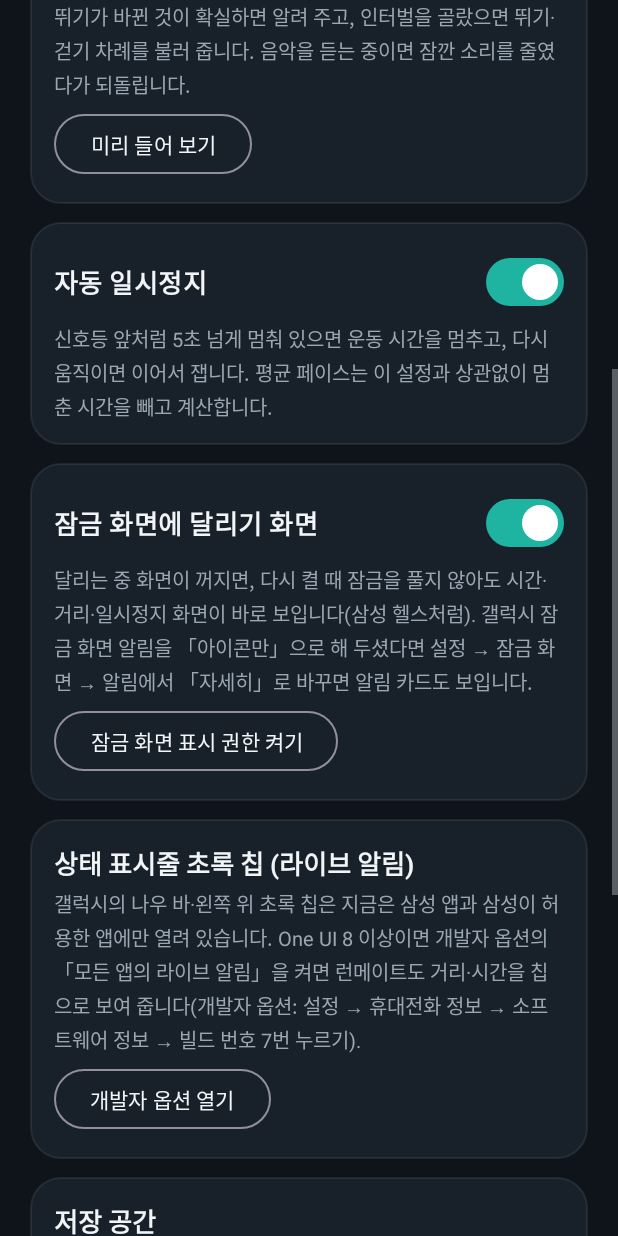
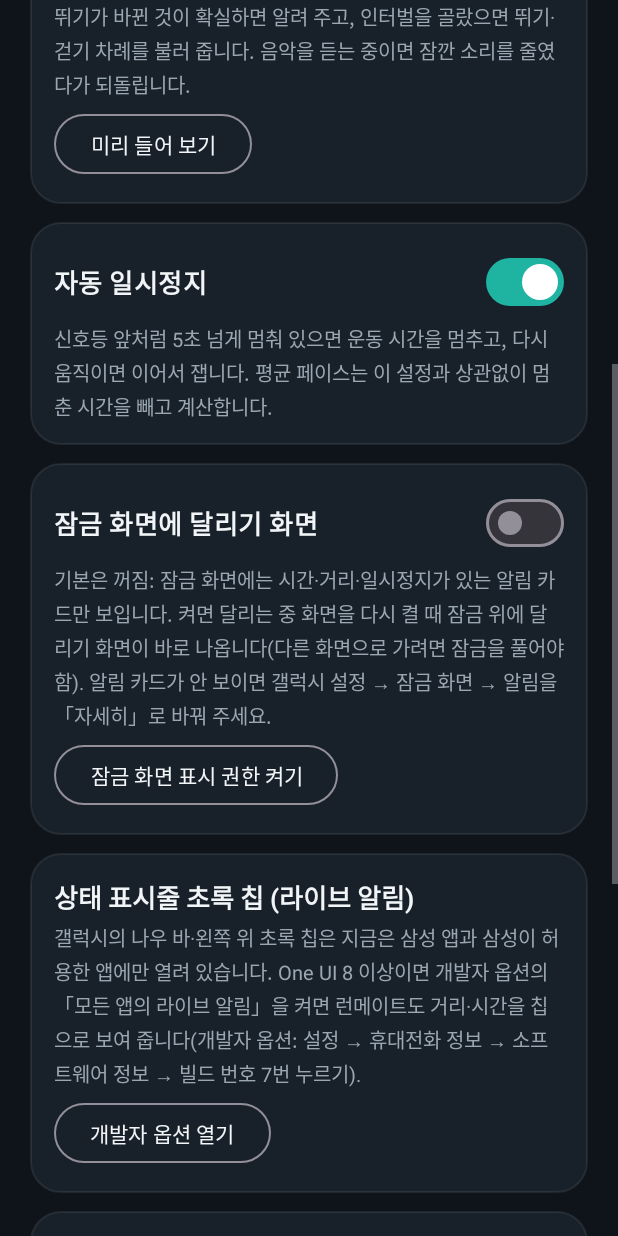
Before and after one commit to sby1234-ai/runmate, an Android app: the SettingsActivity screen opened directly, with no data from a screen before it, scrolled down 576 dp, on a phone screen of 412 x 824 dp. Run offline under Robolectric (Android 15) with nearby library versions, the phone set to English and light mode, and no system bars; network calls fail.

Commit message:
잠금 화면 위 앱 화면은 기본으로 끔(잠금이 풀린 것처럼 보여서), 잠금 화면엔 알림 카드만
Co-Authored-By: Claude Opus 5.5 <noreply@anthropic.com>
Claude-Session: https://claude.ai/code/session_015quYbUgtdwQCNjg1cAjNmR

```diff
--- a/app/src/main/java/io/github/sby1234ai/runmate/MainActivity.kt
+++ b/app/src/main/java/io/github/sby1234ai/runmate/MainActivity.kt
@@ -118,7 +118,7 @@ class MainActivity : AppCompatActivity() {
         }
         findViewById<MaterialButton>(R.id.btnBattery).setOnClickListener { requestBatteryExemption() }
         // 잠금 화면에서 열렸을 때도 바로 잠금 위에 보이도록, 기록 중이면 첫 화면을 그리기 전에 설정
-        if (RunRecorder.recording) showOnLockScreen(true)
+        if (RunRecorder.recording && Prefs.lockScreen(this)) showOnLockScreen(true)
         handleDemo(intent)
     }
 
@@ -385,7 +385,7 @@ class MainActivity : AppCompatActivity() {
         home.visibility = if (s.recording) View.GONE else View.VISIBLE
         runPanel.visibility = if (s.recording) View.VISIBLE else View.GONE
         sky.dim = s.recording
-        if (running != s.recording) { running = s.recording; applyBackground(); showOnLockScreen(s.recording) }
+        if (running != s.recording) { running = s.recording; applyBackground(); showOnLockScreen(s.recording && Prefs.lockScreen(this)) }
 
         val autoPaused = s.recording && s.autoPaused
         val paused = s.recording && s.paused
--- a/app/src/main/java/io/github/sby1234ai/runmate/data/Prefs.kt
+++ b/app/src/main/java/io/github/sby1234ai/runmate/data/Prefs.kt
@@ -20,7 +20,8 @@ object Prefs {
     fun setWeather(ctx: Context, v: Boolean) = p(ctx).edit().putBoolean("weather", v).apply()
 
     /** 달리는 중 화면이 꺼지면 잠금 화면 위에 달리기 화면을 띄울지 */
-    fun lockScreen(ctx: Context) = p(ctx).getBoolean("lockScreen", true)
+    // 기본은 끔: 잠금 위에 앱 화면이 뜨면 잠금이 풀린 것처럼 보여서, 잠금 화면에는 알림 카드만 보여 줍니다
+    fun lockScreen(ctx: Context) = p(ctx).getBoolean("lockScreen", false)
     fun setLockScreen(ctx: Context, v: Boolean) = p(ctx).edit().putBoolean("lockScreen", v).apply()
 
     /** 0이면 인터벌 없음. 나머지는 IntervalPlan.PRESETS의 id. */
--- a/app/src/main/res/layout/activity_settings.xml
+++ b/app/src/main/res/layout/activity_settings.xml
@@ -57,7 +57,7 @@
                 android:text="잠금 화면에 달리기 화면" android:textSize="17sp" android:textStyle="bold" android:textColor="@color/ink" />
             <TextView style="@style/Label" android:layout_width="match_parent" android:layout_height="wrap_content"
                 android:layout_marginTop="4dp" android:lineSpacingExtra="3dp"
-                android:text="달리는 중 화면이 꺼지면, 다시 켤 때 잠금을 풀지 않아도 시간·거리·일시정지 화면이 바로 보입니다(삼성 헬스처럼). 갤럭시 잠금 화면 알림을 「아이콘만」으로 해 두셨다면 설정 → 잠금 화면 → 알림에서 「자세히」로 바꾸면 알림 카드도 보입니다." />
+                android:text="기본은 꺼짐: 잠금 화면에는 시간·거리·일시정지가 있는 알림 카드만 보입니다. 켜면 달리는 중 화면을 다시 켤 때 잠금 위에 달리기 화면이 바로 나옵니다(다른 화면으로 가려면 잠금을 풀어야 함). 알림 카드가 안 보이면 갤럭시 설정 → 잠금 화면 → 알림을 「자세히」로 바꿔 주세요." />
             <com.google.android.material.button.MaterialButton android:id="@+id/btnFullScreen"
                 style="@style/Widget.Material3.Button.OutlinedButton" android:visibility="gone"
                 android:layout_width="wrap_content" android:layout_height="wrap_content" android:layout_marginTop="6dp"
```
Also changed, not shown: 1 other file.
